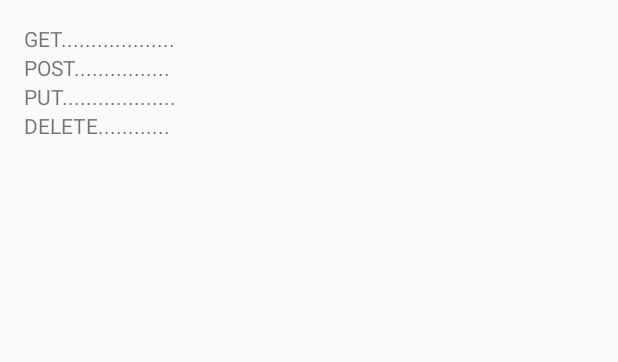
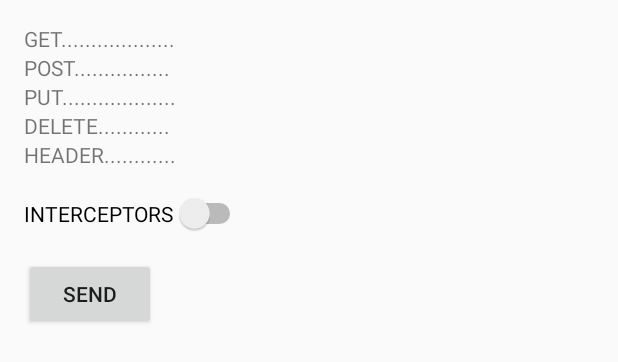
Before and after one commit to apollo-android/network, an Android app: the layout activity_main.xml on its own in the app's theme, with its tools: preview values and no code run, on a phone screen of 412 x 824 dp. Shown: the top 362 px of the screen. Run offline under Robolectric (Android 15) with nearby library versions, the light colour scheme and no system bars.

Commit message:
Adição dos interceptadores

```diff
--- a/network/app/build.gradle
+++ b/network/app/build.gradle
@@ -29,7 +29,7 @@ uploadArchives {
     }
 }
 
-//apply from: 'https://raw.github.com/chrisbanes/gradle-mvn-push/master/gradle-mvn-push.gradle'
+apply from: 'https://raw.github.com/chrisbanes/gradle-mvn-push/master/gradle-mvn-push.gradle'
 
 task install(dependsOn: uploadArchives)
 
--- a/network/gradle.properties
+++ b/network/gradle.properties
@@ -1,6 +1,6 @@
 POM_ARTIFACT_ID=network
-VERSION_NAME=0.0.3
-VERSION_CODE=3
+VERSION_NAME=0.0.4
+VERSION_CODE=4
 GROUP=com.apollo-lib
 
 POM_NAME=apollo-lib-network
--- a/samples/app/build.gradle
+++ b/samples/app/build.gradle
@@ -29,5 +29,5 @@ dependencies {
     compile fileTree(dir: 'libs', include: ['*.jar'])
     testCompile 'junit:junit:4.12'
     compile 'com.android.support:appcompat-v7:23.0.1'
-    compile 'com.apollo-lib:network:0.0.1'
+    compile 'com.apollo-lib:network:0.0.4'
 }
--- a/samples/app/src/main/res/layout/activity_main.xml
+++ b/samples/app/src/main/res/layout/activity_main.xml
@@ -26,6 +26,25 @@
         android:layout_height="wrap_content"
         android:id="@+id/delete"
         android:text="DELETE............"/>
+    <TextView
+        android:layout_width="wrap_content"
+        android:layout_height="wrap_content"
+        android:id="@+id/header"
+        android:text="HEADER............"/>
+
+    <Switch
+        android:layout_width="wrap_content"
+        android:layout_height="wrap_content"
+        android:text="INTERCEPTORS"
+        android:layout_marginTop="16dp"
+        android:layout_marginBottom="16dp"
+        android:id="@+id/interceptors"/>
+
+    <Button
+        android:layout_width="wrap_content"
+        android:layout_height="wrap_content"
+        android:text="SEND"
+        android:id="@+id/send"/>
 
     <TextView
         android:layout_width="match_parent"
```
Also changed, not shown: network/app/src/main/java/com/apollo_lib/network/Http.java (+67 -0 lines), network/app/src/main/java/com/apollo_lib/network/HttpInterceptor.java (added, +26 -0 lines), network/app/src/main/java/com/apollo_lib/network/HttpRequestConfig.java (+18 -0 lines), samples/app/src/main/java/com/apollo_lib/samples/ui/activities/MainActivity.java (+134 -8 lines), 2 other files.
